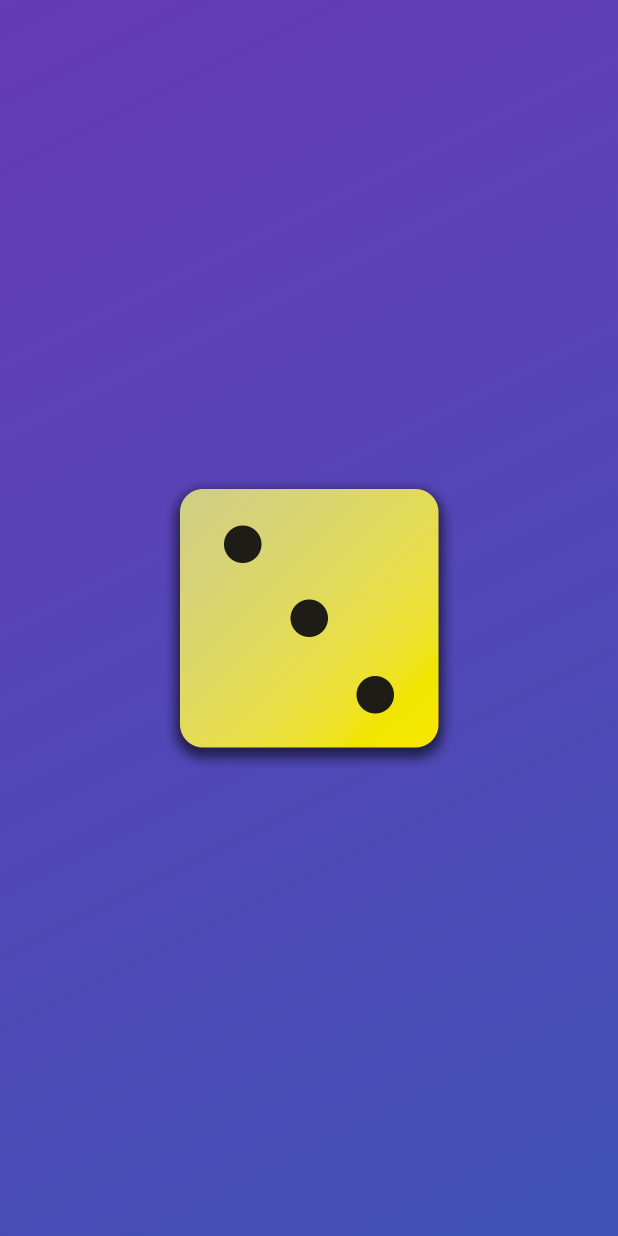
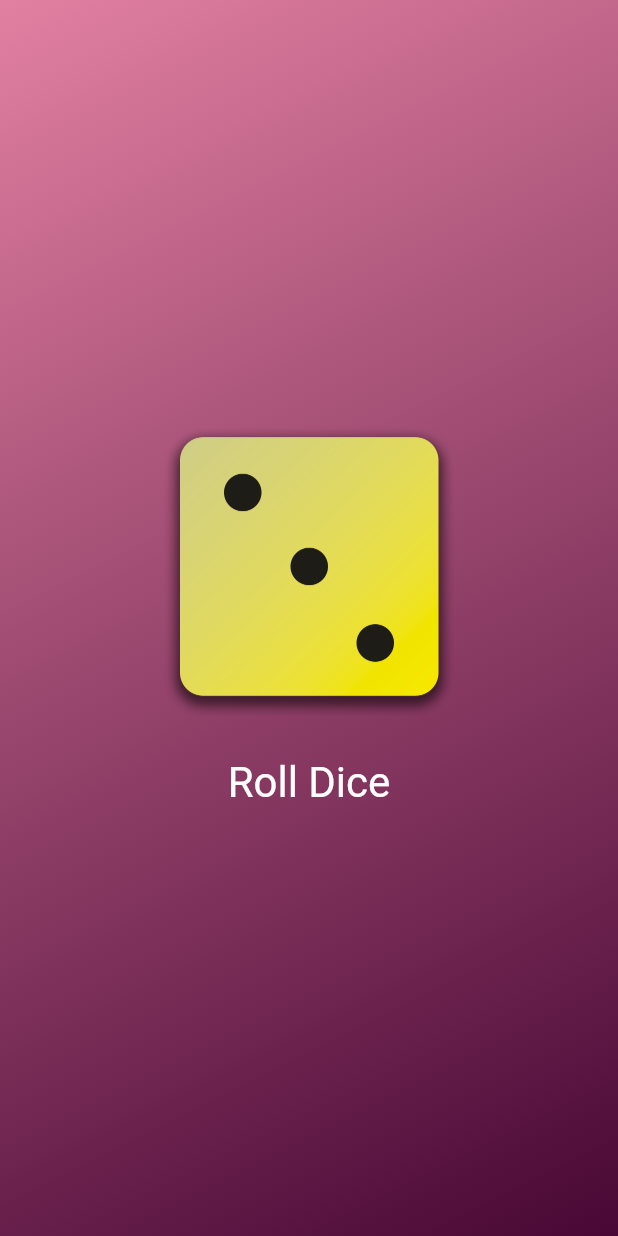
Before and after one commit to lienyun/first_app, a Flutter app: the screen it shows after launch, on a phone screen of 412 x 824 dp. Run offline on Flutter 3.47's test engine with Material 3 defaults, Android fonts, the phone set to English and light mode, and no system bars.

Commit message:
49. click btn and change pic

```diff
--- /dev/null
+++ b/lib/dice_roller.dart
@@ -0,0 +1,46 @@
+import 'package:flutter/material.dart';
+
+class DiceRoller extends StatefulWidget {
+  const DiceRoller({super.key});
+
+  @override
+  State<DiceRoller> createState() {
+    return _DiceRollerState();
+  }
+}
+
+// _: class private
+class _DiceRollerState extends State<DiceRoller> {
+  var activeDiceImage = 'assets/images/dice-3.png';
+
+  void rollDice() {
+    // setState: 重新渲染UI
+    setState(() {
+      activeDiceImage = 'assets/images/dice-4.png';
+    });
+  }
+
+  @override
+  Widget build(context) {
+    return Column(
+      mainAxisSize: MainAxisSize.min,
+      children: [
+        Image.asset(
+          activeDiceImage,
+          width: 200,
+        ),
+        const SizedBox(
+          height: 20,
+        ),
+        TextButton(
+          onPressed: rollDice,
+          style: TextButton.styleFrom(
+            foregroundColor: Colors.white,
+            textStyle: const TextStyle(fontSize: 28),
+          ),
+          child: const Text('Roll Dice'),
+        ),
+      ],
+    );
+  }
+}
--- a/lib/gradient_container.dart
+++ b/lib/gradient_container.dart
@@ -1,4 +1,5 @@
 import 'package:flutter/material.dart';
+import 'package:first_app/dice_roller.dart';
 
 const startAlignment = Alignment.topLeft;
 const endAlignment = Alignment.bottomRight;
@@ -24,35 +25,8 @@ class GradientContainer extends StatelessWidget {
         ),
       ),
       child: Center(
-        child: Image.asset(
-          'assets/images/dice-3.png',
-          width: 200,
-        ),
+        child: DiceRoller(),
       ),
     );
   }
 }
-
-
-
-// class GradientContainer extends StatelessWidget {
-//   const GradientContainer({super.key, required this.colors});
-
-//   final List<Color> colors;
-
-//   @override
-//   Widget build(context) {
-//     return Container(
-//       decoration: BoxDecoration(
-//         gradient: LinearGradient(
-//           colors: colors,
-//           begin: startAlignment,
-//           end: endAlignment,
-//         ),
-//       ),
-//       child: const Center(
-//         child: WhiteText('Hello World!!!'),
-//       ),
-//     );
-//   }
-// }
--- a/lib/main.dart
+++ b/lib/main.dart
@@ -6,7 +6,10 @@ void main() {
   runApp(
     const MaterialApp(
       home: Scaffold(
-        body: GradientContainer.purple(),
+        body: GradientContainer(
+          Color.fromARGB(255, 226, 128, 161),
+          Color.fromARGB(255, 72, 7, 53),
+        ),
       ),
     ),
   );
```
